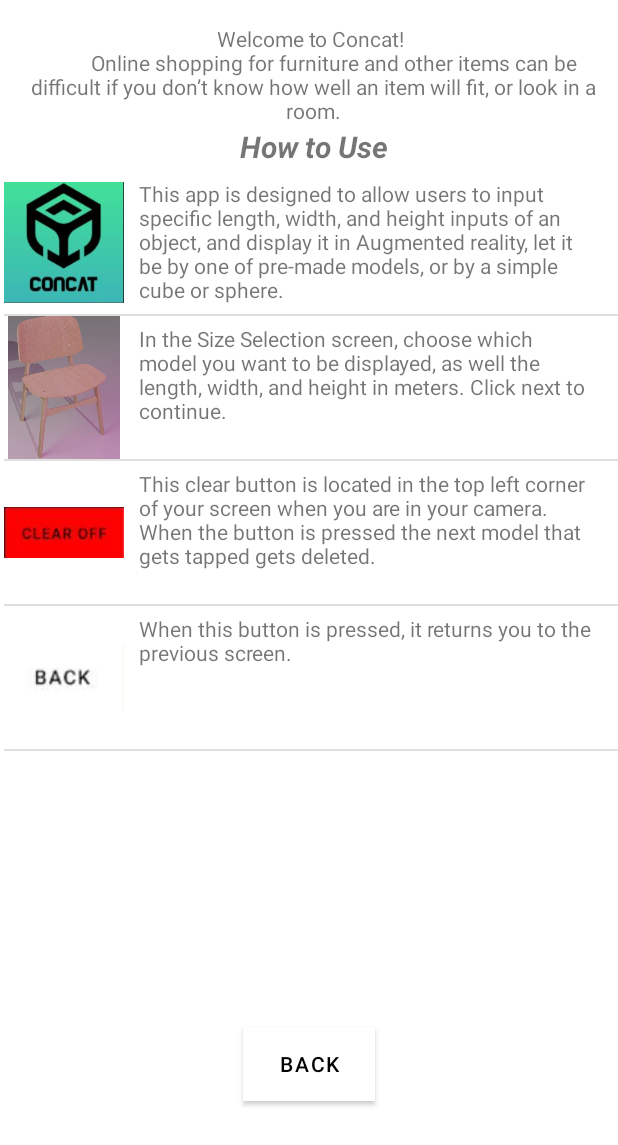
After one commit to BryanBH/Concat, an Android app: the UserTutorial screen opened directly, with no data from a screen before it, on a phone screen of 412 x 824 dp. The commit adds this screen. Shown: the top 1145 px of the screen. Run offline under Robolectric (Android 15) with nearby library versions, the phone set to English and light mode, and no system bars.

Commit message:
Implemented How to Use page and updated input fields to allow decimal and signed number inputs as well as update the bundles

```diff
--- a/app/src/main/AndroidManifest.xml
+++ b/app/src/main/AndroidManifest.xml
@@ -31,6 +31,7 @@
         </activity>
         <activity android:name=".MainActivity">
         </activity>
+        <activity android:name=".UserTutorial" ></activity>
 
         <!-- Indicates that app requires ARCore ("AR Required"). Causes the Google
    Play Store to download and install Google Play Services for AR along
--- /dev/null
+++ b/app/src/main/java/com/example/ar_final/ListItem.java
@@ -0,0 +1,9 @@
+package com.example.ar_final;
+
+import android.graphics.Bitmap;
+
+public class ListItem {
+    public Bitmap image;
+    public String description;
+
+}
--- /dev/null
+++ b/app/src/main/java/com/example/ar_final/ListItemAdapter.java
@@ -0,0 +1,40 @@
+package com.example.ar_final;
+
+import android.content.Context;
+import android.view.LayoutInflater;
+import android.view.View;
+import android.view.ViewGroup;
+import android.widget.ArrayAdapter;
+import android.widget.ImageView;
+import android.widget.TextView;
+
+import java.util.List;
+
+public class ListItemAdapter extends ArrayAdapter<ListItem> {
+
+    private LayoutInflater mInflater;
+
+    public ListItemAdapter(Context context, int rid, List<ListItem> list) {
+        super(context, rid, list);
+
+        mInflater = (LayoutInflater)context.getSystemService(context.LAYOUT_INFLATER_SERVICE);
+    }
+
+    public View getView(int position, View convertView, ViewGroup parent){
+        // Retrieve data
+        ListItem item = (ListItem)getItem(position);
+
+        // Use layout file to generate view
+        View view = mInflater.inflate(R.layout.list_item, null);
+
+        // Set image
+        ImageView image = (ImageView)view.findViewById(R.id.image);
+        image.setImageBitmap(item.image);
+
+        // Set description
+        TextView comment = (TextView)view.findViewById(R.id.description);
+        comment.setText(item.description);
+
+        return view;
+    }
+}
--- /dev/null
+++ b/app/src/main/java/com/example/ar_final/UserTutorial.java
@@ -0,0 +1,71 @@
+package com.example.ar_final;
+
+import android.content.Intent;
+import android.graphics.Bitmap;
+import android.graphics.BitmapFactory;
+import android.os.Bundle;
+import android.view.Window;
+import android.view.WindowManager;
+import android.widget.Button;
+import android.widget.ListView;
+import android.widget.TextView;
+
+import androidx.appcompat.app.AppCompatActivity;
+
+import java.util.ArrayList;
+import java.util.List;
+
+public class UserTutorial extends AppCompatActivity {
+
+    private TextView textView;
+    protected void onCreate(Bundle savedInstanceState) {
+        super.onCreate(savedInstanceState);
+        requestWindowFeature(Window.FEATURE_NO_TITLE);
+        this.getWindow().setFlags(WindowManager.LayoutParams.FLAG_FULLSCREEN,WindowManager.LayoutParams.FLAG_FULLSCREEN);
+        getSupportActionBar().hide(); // hides action bar
+        setContentView(R.layout.user_tutorial);
+
+        textView = findViewById(R.id.explanation);
+        textView.setText("Welcome to Concat! \n" +
+                "        Online shopping for furniture and other items can be difficult if you don’t know how well an item will fit, or look in a room.\n");
+
+        // testing
+        Bitmap item1Image = BitmapFactory.decodeResource(getResources(),R.drawable.concat);
+        Bitmap item2Image = BitmapFactory.decodeResource(getResources(),R.drawable.kitchenchair);
+        Bitmap item3Image = BitmapFactory.decodeResource(getResources(),R.drawable.clearoff);
+        Bitmap item4Image = BitmapFactory.decodeResource(getResources(),R.drawable.back);
+
+        List<ListItem> list = new ArrayList<>();
+
+        ListItem item1 = new ListItem();
+        item1.image = item1Image;
+        item1.description = "This app is designed to allow users to input specific length, width, and height inputs of an object, and display it in Augmented reality, let it be by one of pre-made models, or by a simple cube or sphere.";
+        list.add(item1);
+
+        ListItem item2 = new ListItem();
+        item2.image = item2Image;
+        item2.description = "In the Size Selection screen, choose which model you want to be displayed, as well the length, width, and height in meters. Click next to continue.";
+        list.add(item2);
+
+        ListItem item3 = new ListItem();
+        item3.image = item3Image;
+        item3.description = "This clear button is located in the top left corner of your screen when you are in your camera. When the button is pressed the next model that gets tapped gets deleted.";
+        list.add(item3);
+
+        ListItem item4 = new ListItem();
+        item4.image = item4Image;
+        item4.description = "When this button is pressed, it returns you to the previous screen.";
+        list.add(item4);
+
+
+        ListItemAdapter adapter = new ListItemAdapter(this, 0, list);
+        ListView listView = findViewById(R.id.listView);
+        listView.setAdapter(adapter);
+
+        Button btn = findViewById(R.id.htuBackButton);
+        btn.setOnClickListener(v -> {
+            Intent intent = new Intent(UserTutorial.this, HomeScreen.class);
+            startActivity(intent);
+        });
+    }
+}
--- /dev/null
+++ b/app/src/main/res/layout/list_item.xml
@@ -0,0 +1,26 @@
+<?xml version="1.0" encoding="utf-8"?>
+<LinearLayout
+    xmlns:android="http://schemas.android.com/apk/res/android"
+    android:layout_width="wrap_content"
+    android:layout_height="wrap_content">
+
+    <ImageView
+        android:id="@+id/image"
+        android:layout_width="80dp"
+        android:layout_height="95dp"></ImageView>
+
+    <LinearLayout
+        android:layout_width="330dp"
+        android:layout_height="match_parent"
+        android:orientation="vertical"
+        android:paddingLeft="10dp"
+        android:paddingTop="5dp">
+
+        <TextView
+            android:id="@+id/description"
+            android:layout_width="304dp"
+            android:layout_height="85dp"
+            android:textSize="14sp"></TextView>
+    </LinearLayout>
+
+</LinearLayout>
--- /dev/null
+++ b/app/src/main/res/layout/user_tutorial.xml
@@ -0,0 +1,50 @@
+<?xml version="1.0" encoding="utf-8"?>
+<androidx.constraintlayout.widget.ConstraintLayout xmlns:android="http://schemas.android.com/apk/res/android"
+    xmlns:app="http://schemas.android.com/apk/res-auto"
+    android:layout_width="match_parent"
+    android:layout_height="match_parent">
+
+
+    <ListView
+        android:id="@+id/listView"
+        android:layout_width="409dp"
+        android:layout_height="480dp"
+        app:layout_constraintEnd_toEndOf="parent"
+        app:layout_constraintTop_toBottomOf="@+id/textView2" />
+
+    <Button
+        android:id="@+id/htuBackButton"
+        android:layout_width="wrap_content"
+        android:layout_height="49dp"
+        android:background="@color/white"
+        android:text="@string/back"
+        android:textColor="@android:color/black"
+        app:backgroundTint="@null"
+        app:layout_constraintBottom_toBottomOf="parent"
+        app:layout_constraintEnd_toEndOf="parent"
+        app:layout_constraintStart_toStartOf="parent"
+        app:layout_constraintTop_toBottomOf="@+id/listView" />
+
+    <TextView
+        android:id="@+id/explanation"
+        android:layout_width="398dp"
+        android:layout_height="66dp"
+        android:layout_marginTop="16dp"
+        android:layout_marginEnd="4dp"
+        android:textAlignment="center"
+        app:layout_constraintEnd_toEndOf="parent"
+        app:layout_constraintTop_toTopOf="parent" />
+
+    <TextView
+        android:id="@+id/textView2"
+        android:layout_width="398dp"
+        android:layout_height="30dp"
+        android:layout_marginTop="2dp"
+        android:layout_marginEnd="4dp"
+        android:text="@string/howToUse"
+        android:textAlignment="center"
+        android:textSize="20sp"
+        android:textStyle="bold|italic"
+        app:layout_constraintEnd_toEndOf="parent"
+        app:layout_constraintTop_toBottomOf="@+id/explanation" />
+</androidx.constraintlayout.widget.ConstraintLayout>
--- a/app/src/main/res/values/strings.xml
+++ b/app/src/main/res/values/strings.xml
@@ -11,10 +11,13 @@
     </string-array>
     <string name="get_started">Get Started</string>
     <string name="next">Next</string>
+    <string name="back">Back</string>
     <string name="choose">Choose which object to place</string>
-    <string name="length">Enter Length (In):</string>
-    <string name="width">Enter Width (In):</string>
-    <string name="height">Enter Height (In):</string>
+    <string name="length">Enter Length (m):</string>
+    <string name="width">Enter Width (m):</string>
+    <string name="height">Enter Height (m):</string>
     <string name="currentobject">CURRENT OBJECT</string>
+    <string name="howToUse"> How to Use</string>
+
 
 </resources>
```
Also changed, not shown: app/src/main/java/com/example/ar_final/HomeScreen.java (+11 -0 lines), app/src/main/java/com/example/ar_final/MainActivity.java (+6 -6 lines), app/src/main/java/com/example/ar_final/SizeSelection.java (+29 -18 lines), app/src/main/res/layout/home_screen_layout.xml (+13 -0 lines), app/src/main/res/layout/simple_spinner_item.xml (added, +8 -0 lines), app/src/main/res/layout/size_selection.xml (+32 -12 lines), app/src/main/res/drawable/back.JPG (added), app/src/main/res/drawable/clearoff.JPG (added).
